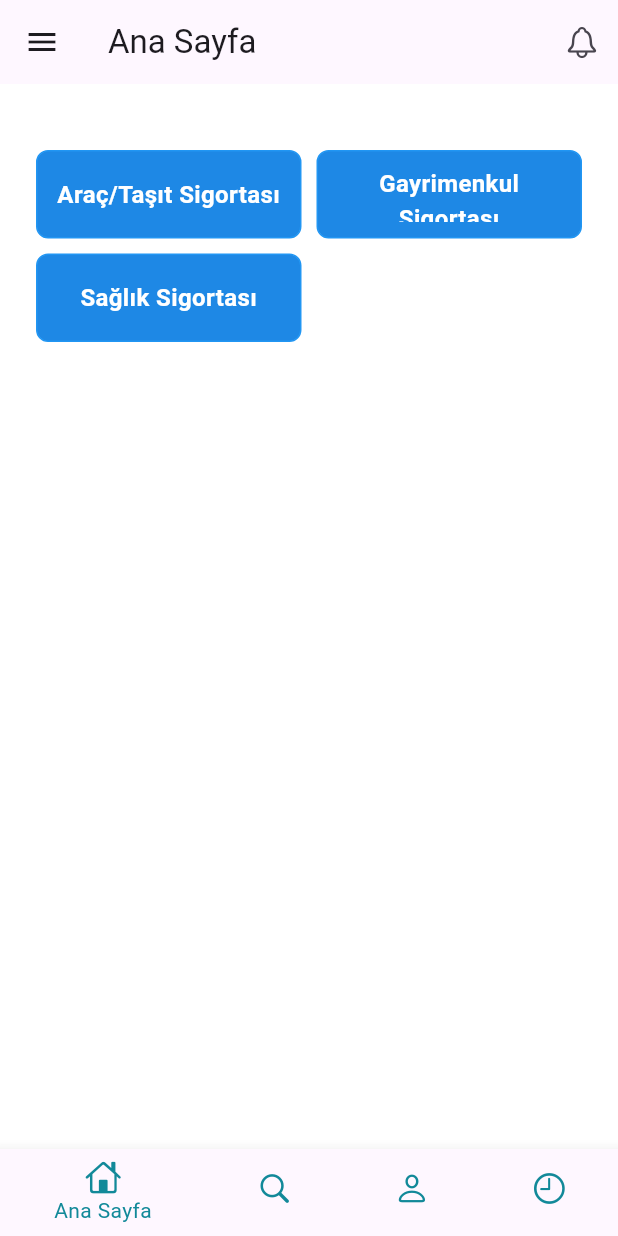
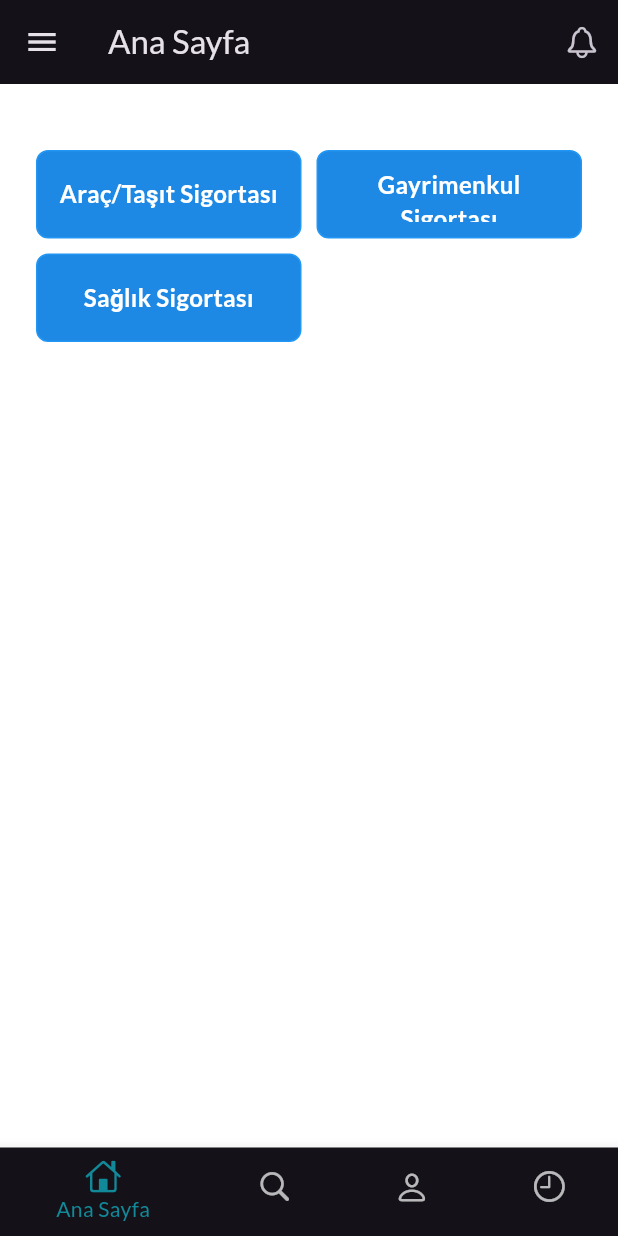
Before and after one commit to ErayOzozen/Q-Flutter, a Flutter app: the HomeScreen screen opened by its route, on a phone screen of 412 x 824 dp. Run offline on Flutter 3.47's test engine with Material 3 defaults, Android fonts, the light colour scheme and no system bars; our stand-ins replace go_router, google_fonts.

Commit message:
light theme dark theme google fonts
light theme dark theme yapıldı google fonts eklendi

```diff
--- a/lib/core/constants.dart
+++ b/lib/core/constants.dart
@@ -10,7 +10,7 @@ const colors = {
  "onsurface":Color.fromARGB(255, 18, 137, 153),
 };
 
-const dartColors = {
+const darkColors = {
  "primary": Color.fromARGB(255, 18, 137, 153),
  "secondary": Color.fromARGB(255, 255, 255, 255),
  "onprimary": Color.fromARGB(255, 18, 137, 153),
--- a/lib/core/themes.dart
+++ b/lib/core/themes.dart
@@ -1 +1,63 @@
 // burada temalandirma renk etc yazilacakmis
+import 'package:flutter/material.dart';
+import 'package:flutter_app/core/constants.dart';
+import 'package:google_fonts/google_fonts.dart';
+
+final Lighttheme = ThemeData(
+        brightness: Brightness.light,
+        primarySwatch: Colors.blue,
+        visualDensity: VisualDensity.adaptivePlatformDensity,
+        textTheme: GoogleFonts.latoTextTheme(). copyWith(
+         titleMedium:   GoogleFonts.lato(
+        textStyle: TextStyle(
+         color: colors["onSurface"],
+
+
+      ),
+    ),
+  ),
+);
+
+     final darkTheme =  ThemeData(
+      brightness:Brightness.dark,
+      primaryColor: Colors.blue,
+      textTheme: GoogleFonts.latoTextTheme(). copyWith(
+      titleSmall: GoogleFonts.lato(
+        textStyle: TextStyle(
+         color: darkColors["onSurface"],
+
+      ),
+    ),
+   titleLarge: GoogleFonts.lato(
+   textStyle: TextStyle(
+    color: darkColors["onSurface"],
+    )
+   ),
+
+   titleMedium: GoogleFonts.lato(
+   textStyle: TextStyle(
+    color: darkColors["onSurface"],
+    )
+   ),
+
+    bodySmall: GoogleFonts.lato(
+   textStyle: TextStyle(
+    color: darkColors["onSurface"],
+    )
+   ),
+
+  bodyMedium: GoogleFonts.lato(
+   textStyle: TextStyle(
+    color: darkColors["onSurface"],
+    )
+   ),
+
+  bodyLarge: GoogleFonts.lato(
+   textStyle: TextStyle(
+    color: darkColors["onSurface"],
+    )
+   ),
+
+
+  )
+);
--- a/lib/main.dart
+++ b/lib/main.dart
@@ -1,4 +1,5 @@
 import 'package:flutter/material.dart';
+import 'package:flutter_app/core/themes.dart';
 
 import 'core/routes.dart';
 
@@ -14,10 +15,9 @@ class MyApp extends StatelessWidget {
   Widget build(BuildContext context) {
     return MaterialApp.router(
       title: 'Flutter App',
-      theme: ThemeData(
-        primarySwatch: Colors.blue,
-        visualDensity: VisualDensity.adaptivePlatformDensity,
-      ),
+      themeMode: ThemeMode.dark,
+      theme: Lighttheme,
+      darkTheme: darkTheme,
       routerConfig: router,  // go_router yapılandırmamızı kullan
       debugShowCheckedModeBanner: false,  // Debug bandını kaldır
     );
--- a/lib/screens/explore_screen.dart
+++ b/lib/screens/explore_screen.dart
@@ -1,4 +1,5 @@
 import 'package:flutter/material.dart';
+import 'package:flutter_app/core/constants.dart';
 
 class ExploreScreen extends StatelessWidget {
   const ExploreScreen({super.key});
--- a/lib/screens/history_screen.dart
+++ b/lib/screens/history_screen.dart
@@ -1,8 +1,8 @@
 import 'package:flutter/material.dart';
+import 'package:flutter_app/core/constants.dart';
 
 class HistoryScreen extends StatelessWidget {
   const HistoryScreen({super.key});
-
   @override
   Widget build(BuildContext context) {
     return Scaffold(
--- a/lib/screens/home_screen.dart
+++ b/lib/screens/home_screen.dart
@@ -7,8 +7,40 @@ class HomeScreen extends StatelessWidget {
 
   @override
   Widget build(BuildContext context) {
+    Map<String, Color> colors = {
+      "surface": Colors.white,
+      "primary": Colors.blue,
+    };
+
+    var icon = Icon(
+      CupertinoIcons.person_circle,
+      size: 80,
+      color: colors["primary"],
+    );
+
+    var container2 = Container(
+      height: 200,
+      color: colors["surface"],
+      child: Column(
+        mainAxisAlignment: MainAxisAlignment.center,
+        children: [
+          icon,
+          const SizedBox(height: 10),
+          Text(
+            'Kullanıcı Adı',
+            style: const TextStyle(
+              fontSize: 18,
+              color: Colors.black,
+            ),
+          ),
+        ],
+      ),
+    );
+
+    var container = container2;
+
     return Scaffold(
-      backgroundColor: const Color.fromARGB(255, 255, 255, 255),
+      backgroundColor: colors["surface"],
       appBar: AppBar(
         title: const Text('Ana Sayfa'),
         actions: [
@@ -18,32 +50,10 @@ class HomeScreen extends StatelessWidget {
           ),
         ],
       ),
-
       drawer: Drawer(
         child: Column(
           children: [
-            Container(
-              height: 200,
-              color: Colors.blue,
-              child: Column(
-                mainAxisAlignment: MainAxisAlignment.center,
-                children: [
-                  const Icon(
-                    CupertinoIcons.person_circle,
-                    size: 80,
-                    color: Colors.white,
-                  ),
-                  const SizedBox(height: 10),
-                  const Text(
-                    'Kullanıcı Adı',
-                    style: TextStyle(
-                      color: Colors.white,
-                      fontSize: 18,
-                    ),
-                  ),
-                ],
-              ),
-            ),
+            container,
             ListTile(
               leading: const Icon(CupertinoIcons.home),
               title: const Text('Ana Sayfa'),
@@ -75,7 +85,6 @@ class HomeScreen extends StatelessWidget {
           ],
         ),
       ),
-
       body: Padding(
         padding: const EdgeInsets.all(8.0),
         child: Column(
@@ -98,7 +107,7 @@ class HomeScreen extends StatelessWidget {
                   'Sağlık Sigortası',
                 ];
 
-                List<Color> colors = [
+                List<Color> gridColors = [
                   Colors.blue.shade600,
                   Colors.blue.shade600,
                   Colors.blue.shade600,
@@ -108,7 +117,7 @@ class HomeScreen extends StatelessWidget {
                   padding: const EdgeInsets.all(10),
                   decoration: BoxDecoration(
                     borderRadius: BorderRadius.circular(8),
-                    color: colors[index],
+                    color: gridColors[index],
                     border: Border.all(color: Colors.blue),
                   ),
                   child: Center(
@@ -129,11 +138,10 @@ class HomeScreen extends StatelessWidget {
           ],
         ),
       ),
-
       bottomNavigationBar: BottomNavigationBar(
         backgroundColor: const Color.fromARGB(255, 18, 137, 153),
         selectedItemColor: const Color.fromARGB(255, 18, 137, 153),
-        unselectedItemColor: const Color.fromARGB(255, 18, 137, 153),
+        unselectedItemColor: Colors.white70,
         items: const [
           BottomNavigationBarItem(
             icon: Icon(CupertinoIcons.home),
@@ -154,6 +162,7 @@ class HomeScreen extends StatelessWidget {
         ],
         onTap: (index) {
           if (index == 0) {
+            context.go('/');
           } else if (index == 1) {
             context.go('/explore');
           } else if (index == 2) {
@@ -165,4 +174,12 @@ class HomeScreen extends StatelessWidget {
       ),
     );
   }
+
+  TextStyle newMethod(Map<String, Color> colors) {
+    return TextStyle(
+      fontSize: 16,
+      fontWeight: FontWeight.bold,
+      backgroundColor: colors["surface"],
+    );
+  }
 }
--- a/lib/screens/loading_screen.dart
+++ b/lib/screens/loading_screen.dart
@@ -1,4 +1,5 @@
 import 'package:flutter/material.dart';
+import 'package:flutter_app/core/constants.dart';
 import 'package:go_router/go_router.dart'; // GoRouter import edilmiştir
 
 class LoadingScreen extends StatelessWidget {
@@ -7,7 +8,6 @@ class LoadingScreen extends StatelessWidget {
   @override
   Widget build(BuildContext context) {
     return Scaffold(
-      backgroundColor: const Color.fromARGB(255, 18, 137, 153),
       body: Column(
         mainAxisAlignment: MainAxisAlignment.center,
         children: [
--- a/lib/screens/profile_screen.dart
+++ b/lib/screens/profile_screen.dart
@@ -1,4 +1,5 @@
 import 'package:flutter/material.dart';
+import 'package:flutter_app/core/constants.dart';
 
 class ProfileScreen extends StatelessWidget {
   const ProfileScreen({super.key});
--- a/pubspec.yaml
+++ b/pubspec.yaml
@@ -15,6 +15,7 @@ dependencies:
   shared_preferences: ^2.3.3     # Basit veri depolama için
   dotlottie_loader: ^0.0.4
   lottie: ^3.1.3
+  google_fonts: ^6.2.1
 
 dev_dependencies:
   flutter_test:
```
Also changed, not shown: pubspec.lock.
